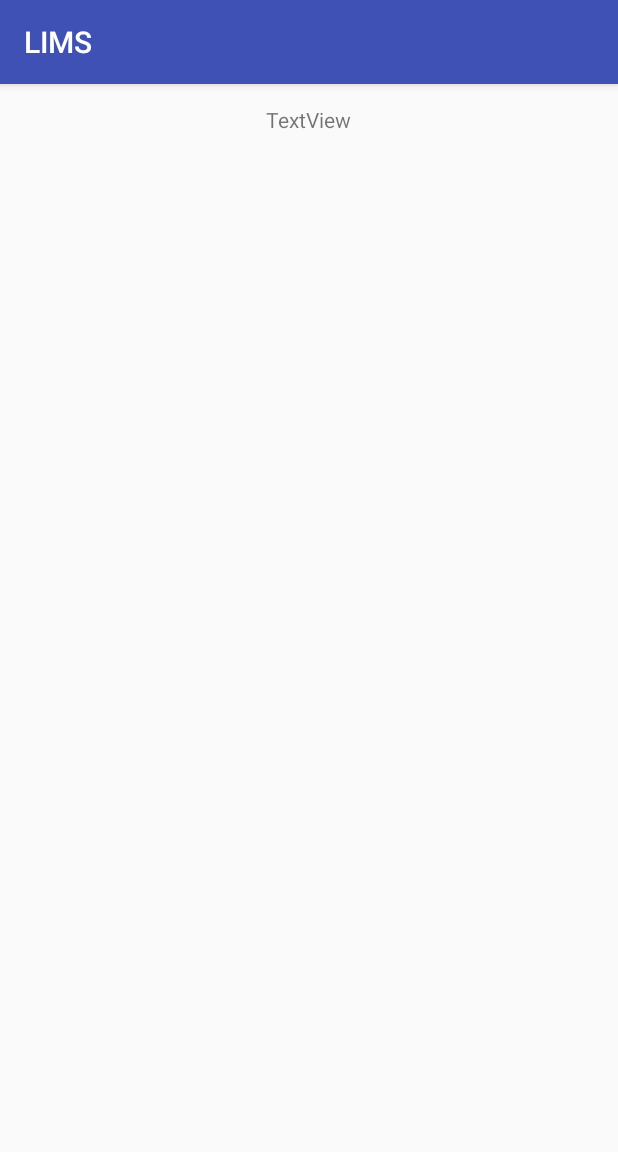
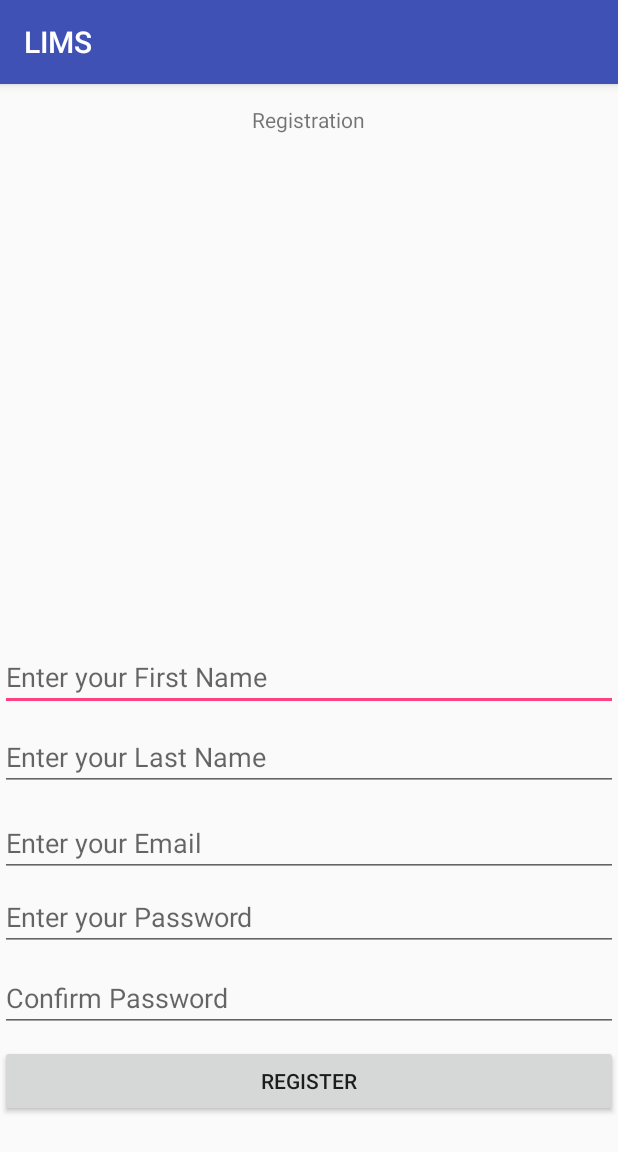
Before and after one commit to AnandPatelGit/COMP313_002_Team05_LIMS_Project, an Android app: the RegisterActivity screen opened directly, with no data from a screen before it, on a phone screen of 412 x 824 dp. Shown: the top 1152 px of the screen. Run offline under Robolectric (Android 15) with nearby library versions, the phone set to English and light mode, and no system bars.

```diff
--- a/app/src/main/AndroidManifest.xml
+++ b/app/src/main/AndroidManifest.xml
@@ -16,7 +16,10 @@
                 <category android:name="android.intent.category.LAUNCHER" />
             </intent-filter>
         </activity>
-        <activity android:name=".RegisterActivity"></activity>
+        <activity android:name=".RegisterActivity" />
+        <activity android:name=".StudentActivity" />
+        <activity android:name=".InstructorActivity" />
+        <activity android:name=".AdminActivity"></activity>
     </application>
 
 </manifest>
--- a/app/src/main/res/layout/activity_register.xml
+++ b/app/src/main/res/layout/activity_register.xml
@@ -14,5 +14,103 @@
         android:layout_alignParentTop="true"
         android:layout_centerHorizontal="true"
         android:layout_marginTop="14dp"
-        android:text="TextView" />
+        android:text="@string/label_register_header" />
+
+    <LinearLayout
+        android:layout_width="match_parent"
+        android:layout_height="wrap_content"
+        android:orientation="vertical"
+        android:layout_alignParentBottom="true"
+        android:layout_alignParentStart="true"
+        android:layout_marginBottom="71dp">
+
+        <LinearLayout
+            android:layout_width="match_parent"
+            android:layout_height="53dp"
+            android:orientation="horizontal">
+
+            <EditText
+                android:id="@+id/editTextFirstName"
+                android:layout_width="wrap_content"
+                android:layout_height="wrap_content"
+                android:layout_weight="1"
+                android:ems="10"
+                android:hint="Enter your First Name"
+                android:inputType="textPersonName" />
+        </LinearLayout>
+
+        <LinearLayout
+            android:layout_width="match_parent"
+            android:layout_height="57dp"
+            android:orientation="horizontal">
+
+            <EditText
+                android:id="@+id/editTextLastName"
+                android:layout_width="wrap_content"
+                android:layout_height="wrap_content"
+                android:layout_weight="1"
+                android:ems="10"
+                android:hint="Enter your Last Name"
+                android:inputType="textPersonName" />
+        </LinearLayout>
+
+        <LinearLayout
+            android:layout_width="match_parent"
+            android:layout_height="49dp"
+            android:orientation="horizontal">
+
+            <EditText
+                android:id="@+id/editTextEmail"
+                android:layout_width="wrap_content"
+                android:layout_height="wrap_content"
+                android:layout_weight="1"
+                android:ems="10"
+                android:hint="Enter your Email"
+                android:inputType="textPersonName" />
+
+        </LinearLayout>
+
+        <LinearLayout
+            android:layout_width="match_parent"
+            android:layout_height="54dp"
+            android:orientation="horizontal">
+
+            <EditText
+                android:id="@+id/editTextPassword"
+                android:layout_width="wrap_content"
+                android:layout_height="wrap_content"
+                android:layout_weight="1"
+                android:ems="10"
+                android:hint="Enter your Password"
+                android:inputType="textPassword" />
+        </LinearLayout>
+
+        <LinearLayout
+            android:layout_width="match_parent"
+            android:layout_height="54dp"
+            android:orientation="horizontal">
+
+            <EditText
+                android:id="@+id/editTextConfirmPassword"
+                android:layout_width="wrap_content"
+                android:layout_height="wrap_content"
+                android:layout_weight="1"
+                android:ems="10"
+                android:hint="Confirm Password"
+                android:inputType="textPassword" />
+        </LinearLayout>
+
+        <LinearLayout
+            android:layout_width="match_parent"
+            android:layout_height="56dp"
+            android:orientation="horizontal">
+
+            <Button
+                android:id="@+id/buttonRegister"
+                android:layout_width="wrap_content"
+                android:layout_height="wrap_content"
+                android:layout_weight="1"
+                android:text="@string/label_register_button" />
+        </LinearLayout>
+    </LinearLayout>
 </RelativeLayout>
--- a/app/src/main/res/values/strings.xml
+++ b/app/src/main/res/values/strings.xml
@@ -9,4 +9,8 @@
     <string name="label_login_button">Login</string>
     <string name="label_login_register_button">Register</string>
     <string name="label_login">Are you a ?</string>
+    <string name="label_register_header">Registration</string>
+    <string name="label_register_button">Register</string>
+    <string name="label_student_header">Welcome Student</string>
+
 </resources>
```
Also changed, not shown: app/src/main/java/com/example/anandpatelak/lims_project/AdminActivity.java (added, +13 -0 lines), app/src/main/java/com/example/anandpatelak/lims_project/InstructorActivity.java (added, +13 -0 lines), app/src/main/java/com/example/anandpatelak/lims_project/StudentActivity.java (added, +13 -0 lines), app/src/main/res/layout/activity_admin.xml (added, +9 -0 lines), app/src/main/res/layout/activity_instructor.xml (added, +9 -0 lines), app/src/main/res/layout/activity_student.xml (added, +18 -0 lines).
